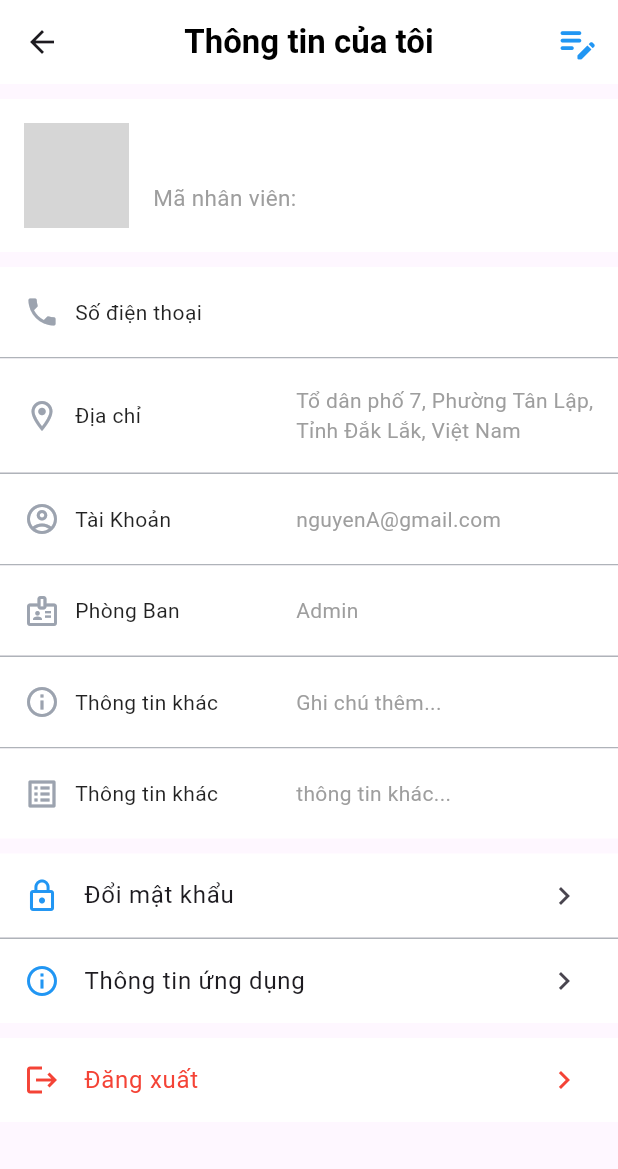
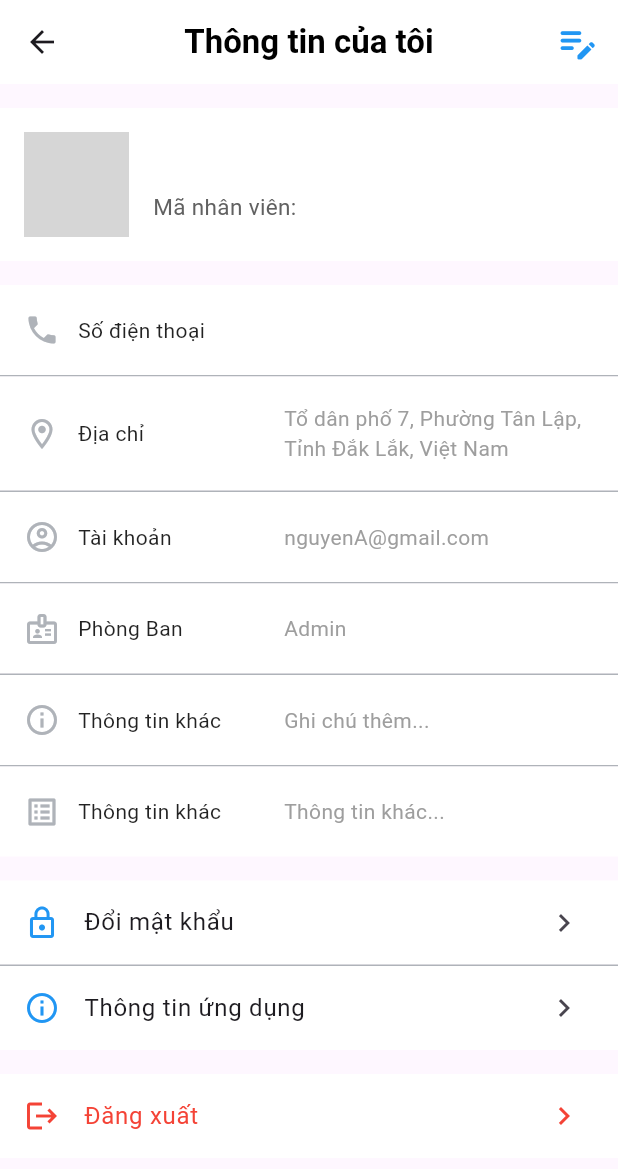
Before and after one commit to Trannie47/thientammedicalapp, a Flutter app: the AboutPage screen opened directly, on a phone screen of 412 x 824 dp. Shown: the top 1169 px of the screen. Run offline on Flutter 3.47's test engine with Material 3 defaults, Android fonts, the phone set to English and light mode, and no system bars; our stand-ins replace dio, shared_preferences; accounts and stored records are empty; network calls fail; grey boxes are pictures that could not be loaded.

Commit message:
confìct

```diff
--- a/lib/Value/app_http.dart
+++ b/lib/Value/app_http.dart
@@ -1,5 +1,5 @@
 class HTTP {
-  static String linkServer= "http://192.168.118.1";
+  static String linkServer= "http://192.168.60.1";
   static String webServer="$linkServer:3000/";
   static String link = "$linkServer:3000/api/";
   static String imageSrc="$webServer";
--- a/lib/models/nhanvien.dart
+++ b/lib/models/nhanvien.dart
@@ -1,12 +1,13 @@
 class NhanVien {
   final String maNV;
   final String tenNhanVien;
-  final String ngaySinh;      // bạn đang lưu String (dd/MM/yyyy hay yyyy-MM-dd)
-  final String ngayVaoLam;    // tương tự
+  final String ngaySinh; // bạn đang lưu String (dd/MM/yyyy hay yyyy-MM-dd)
+  final String ngayVaoLam; // tương tự
   final String matKhau;
   final String sdt;
   final int phongBan;
-  final bool isDelete;        // tinyint(1) → bool trong Dart
+  final bool mustChangePassword;
+  final bool isDelete; // tinyint(1) → bool trong Dart
 
   const NhanVien({
     required this.maNV,
@@ -16,6 +17,7 @@ class NhanVien {
     required this.matKhau,
     required this.sdt,
     required this.phongBan,
+    this.mustChangePassword = false,
     this.isDelete = false, // mặc định chưa xóa
   });
 
@@ -29,6 +31,7 @@ class NhanVien {
       matKhau: json['matKhau'] ?? '',
       sdt: json['SDT'] as String,
       phongBan: json['PhongBan'] as int,
+      mustChangePassword: (json['mustChangePassword'] as int) == 1,
       isDelete: (json['isDelete'] as int) == 1,
     );
   }
@@ -43,6 +46,7 @@ class NhanVien {
       'matKhau': matKhau,
       'SDT': sdt,
       'PhongBan': phongBan,
+      'mustChangePassword': mustChangePassword ? 1 : 0,
       'isDelete': isDelete ? 1 : 0,
     };
   }
@@ -56,6 +60,7 @@ class NhanVien {
     String? matKhau,
     String? sdt,
     int? phongBan,
+    bool? mustChangePassword,
     bool? isDelete,
   }) {
     return NhanVien(
@@ -66,6 +71,7 @@ class NhanVien {
       matKhau: matKhau ?? this.matKhau,
       sdt: sdt ?? this.sdt,
       phongBan: phongBan ?? this.phongBan,
+      mustChangePassword : mustChangePassword ?? this.mustChangePassword,
       isDelete: isDelete ?? this.isDelete,
     );
   }
--- a/lib/pages/main/about/page.dart
+++ b/lib/pages/main/about/page.dart
@@ -4,14 +4,13 @@ import 'package:thientammedicalapp/Value/app_color.dart';
 import 'package:thientammedicalapp/Value/enum.dart';
 import 'package:thientammedicalapp/control/ControlSharePreference.dart';
 import 'package:thientammedicalapp/models/nhanvien.dart';
-
+import 'package:thientammedicalapp/pages/main/about/changepassword/page.dart';
 
 class AboutPage extends StatefulWidget {
   const AboutPage({super.key});
 
   @override
   State<AboutPage> createState() => _AboutPageState();
-
 }
 
 class _AboutPageState extends State<AboutPage> {
@@ -21,25 +20,34 @@ class _AboutPageState extends State<AboutPage> {
 
   @override
   void initState() {
-    // TODO: implement initState
     super.initState();
     _loadProfile();
   }
 
   Future<void> _loadProfile() async {
-    final nhanvien = await getProfileMe(); // hàm async bạn đã sửa đúng rồi
+    final nhanvien = await getProfileMe();
     if (mounted) {
       setState(() {
         _nhanvien = nhanvien;
         _isLoading = false;
-        _phongBan = (nhanvien?.phongBan ?? 1) -1 ;
+        _phongBan = (nhanvien?.phongBan ?? 1) - 1;
       });
     }
+  }
+
+  void _navigateToChangePassword() {
+    Navigator.push(
+      context,
+      MaterialPageRoute(
+        builder: (context) => ChangePasswordScreen(isFirstPass: false),
+      ),
+    );
   }
 
   @override
   Widget build(BuildContext context) {
     final screenSize = MediaQuery.of(context).size;
+
     return Scaffold(
       appBar: AppBar(
         elevation: 0,
@@ -56,15 +64,28 @@ class _AboutPageState extends State<AboutPage> {
           )
         ],
       ),
+      body: _isLoading
+          ? const Center(child: CircularProgressIndicator())
+          : SingleChildScrollView(
+        child: Column(
+          children: [
+            const SizedBox(height: 16),
+            _buildAvatarInfo(),
+            const SizedBox(height: 16),
+            _buildInfoList(screenSize),
+            const SizedBox(height: 16),
+            _buildMenuList(screenSize),
+            const SizedBox(height: 16),
+            _logoutItem(),
+            const SizedBox(height: 16),
+          ],
+        ),
+      ),
+    );
+  }
 
-      body: SingleChildScrollView(
-        child: Column(
-          spacing: 10,
-          children: [
-            const SizedBox(height: 0),
-
-            // 🧑‍🦰 Avatar + Tên + SĐT
-            Container(
+  Widget _buildAvatarInfo() {
+    return Container(
       padding: const EdgeInsets.all(16),
       color: Colors.white,
       child: Row(
@@ -73,12 +94,12 @@ class _AboutPageState extends State<AboutPage> {
             children: [
               CircleAvatar(
                 radius: 35,
-                        backgroundColor: Colors.transparent, // hoặc Colors.white nếu muốn nền
+                backgroundColor: Colors.transparent,
                 child: ClipOval(
                   child: Image.asset(
                     AppAssets.logo,
-                            fit: BoxFit.cover,       // quan trọng: vừa khít, không méo
-                            width: 70,               // = 2 × radius
+                    fit: BoxFit.cover,
+                    width: 70,
                     height: 70,
                   ),
                 ),
@@ -103,135 +124,70 @@ class _AboutPageState extends State<AboutPage> {
             ],
           ),
           const SizedBox(width: 16),
-
           Column(
             crossAxisAlignment: CrossAxisAlignment.start,
             children: [
               Text(
                 "${_nhanvien?.tenNhanVien ?? ""}",
-                        style: const TextStyle(
-                          fontSize: 18,
-                          fontWeight: FontWeight.bold,
-                        ),
+                style: const TextStyle(fontSize: 18, fontWeight: FontWeight.bold),
               ),
               const SizedBox(height: 4),
               Text(
                 "Mã nhân viên: ${_nhanvien?.maNV ?? ""}",
-                        style: TextStyle(fontSize: 15, color: Colors.grey),
+                style: TextStyle(fontSize: 15, color: Colors.grey.shade700),
               ),
             ],
           ),
         ],
       ),
-            ),
-
-            // 🧾 Danh sách thông tin
-            Column(
-              children: [
-                _infoItem(Icons.phone, "Số điện thoại", "${_nhanvien?.sdt ?? ""}"),
-                Center(
-                  child: Container(
-                    height: 1,
-                    width: screenSize.width,
-                    decoration: BoxDecoration(
-                      color: AppColor.textDisabled,
-                    ),
-                  ),
-                ),
-                _infoItem(Icons.location_on_outlined, "Địa chỉ",
-                    "Tổ dân phố 7, Phường Tân Lập, Tỉnh Đắk Lắk, Việt Nam"),
-                Center(
-                  child: Container(
-                    height: 1,
-                    width: screenSize.width,
-                    decoration: BoxDecoration(
-                      color: AppColor.textDisabled,
-                    ),
-                  ),
-                ),
-                _infoItem(Icons.account_circle_outlined, "Tài Khoản", "nguyenA@gmail.com"),
-                Center(
-                  child: Container(
-                    height: 1,
-                    width: screenSize.width,
-                    decoration: BoxDecoration(
-                      color: AppColor.textDisabled,
-                    ),
-                  ),
-                ),
-                _infoItem(Icons.badge_outlined, "Phòng Ban", "${NamePhongBan[0]}"),
-                Center(
-                  child: Container(
-                    height: 1,
-                    width: screenSize.width,
-                    decoration: BoxDecoration(
-                      color: AppColor.textDisabled,
-                    ),
-                  ),
-                ),
-                _infoItem(Icons.info_outline, "Thông tin khác", "Ghi chú thêm..."),
-                Center(
-                  child: Container(
-                    height: 1,
-                    width: screenSize.width,
-                    decoration: BoxDecoration(
-                      color: AppColor.textDisabled,
-                    ),
-                  ),
-                ),
-                _infoItem(Icons.list_alt_outlined, "Thông tin khác", "thông tin khác..."),
-              ],
-            ),
-
-            Column(
-              children: [
-                _menuItem(Icons.lock_outline, "Đổi mật khẩu"),
-                Center(
-                  child: Container(
-                    height: 1,
-                    width: screenSize.width,
-                    decoration: BoxDecoration(
-                      color: AppColor.textDisabled,
-                    ),
-                  ),
-                ),
-                _menuItem(Icons.info_outline, "Thông tin ứng dụng"),
-              ],
-            ),
-
-            _logoutItem(),
-          ],
-        ),
-      ),
     );
   }
 
-  // ======= WIDGET ITEM THÔNG TIN =======
-  Widget _infoItem(IconData icon, String title, String value) {
-    final screenSize = MediaQuery.of(context).size;
+  Widget _buildInfoList(Size screenSize) {
+    return Column(
+      children: [
+        _infoItem(Icons.phone, "Số điện thoại", "${_nhanvien?.sdt ?? ""}", screenSize),
+        _divider(screenSize),
+        _infoItem(Icons.location_on_outlined, "Địa chỉ",
+            "Tổ dân phố 7, Phường Tân Lập, Tỉnh Đắk Lắk, Việt Nam", screenSize),
+        _divider(screenSize),
+        _infoItem(Icons.account_circle_outlined, "Tài khoản", "nguyenA@gmail.com", screenSize),
+        _divider(screenSize),
+        _infoItem(Icons.badge_outlined, "Phòng Ban", "${NamePhongBan[_phongBan]}", screenSize),
+        _divider(screenSize),
+        _infoItem(Icons.info_outline, "Thông tin khác", "Ghi chú thêm...", screenSize),
+        _divider(screenSize),
+        _infoItem(Icons.list_alt_outlined, "Thông tin khác", "Thông tin khác...", screenSize),
+      ],
+    );
+  }
+
+  Widget _buildMenuList(Size screenSize) {
+    return Column(
+      children: [
+        _menuItem(icon: Icons.lock_outline, title: "Đổi mật khẩu", onTap: _navigateToChangePassword),
+        _divider(screenSize),
+        _menuItem(icon: Icons.info_outline, title: "Thông tin ứng dụng", onTap: () {}),
+      ],
+    );
+  }
+
+  Widget _infoItem(IconData icon, String title, String value, Size screenSize) {
     return Container(
       color: Colors.white,
       padding: const EdgeInsets.symmetric(vertical: 18, horizontal: 16),
       child: Row(
-        spacing: 10,
         children: [
-          Icon(icon, color: TColors.gray_400 ),
-
-          Container(
-              width: screenSize.width/3,
-              child: Text(title, style: const TextStyle(fontSize: 14, color: Colors.black87)
-              )
+          Icon(icon, color: AppColor.textDisabled),
+          const SizedBox(width: 12),
+          SizedBox(
+            width: screenSize.width / 3,
+            child: Text(title, style: const TextStyle(fontSize: 14, color: Colors.black87)),
           ),
-
           Expanded(
-            child: Column(
-              crossAxisAlignment: CrossAxisAlignment.start,
-              children: [
-                Text(
+            child: Text(
               value,
               style: const TextStyle(fontSize: 14, color: Colors.grey),
-                ),
-              ],
             ),
           ),
         ],
@@ -239,20 +195,22 @@ class _AboutPageState extends State<AboutPage> {
     );
   }
 
-  // ======= WIDGET MENU =======
-  Widget _menuItem(IconData icon, String title) {
+  Widget _menuItem({
+    IconData? icon,
+    required String title,
+    VoidCallback? onTap,
+  }) {
     return Container(
       color: Colors.white,
       child: ListTile(
         leading: Icon(icon, color: Colors.blue),
         title: Text(title),
         trailing: const Icon(Icons.chevron_right),
-        onTap: () {},
+        onTap: onTap,
       ),
     );
   }
 
-  // ======= WIDGET ĐĂNG XUẤT =======
   Widget _logoutItem() {
     return Container(
       color: Colors.white,
@@ -267,4 +225,12 @@ class _AboutPageState extends State<AboutPage> {
       ),
     );
   }
+
+  Widget _divider(Size screenSize) {
+    return Container(
+      height: 1,
+      width: screenSize.width,
+      color: AppColor.textDisabled,
+    );
   }
+}
--- a/lib/pages/main/order/page.dart
+++ b/lib/pages/main/order/page.dart
@@ -119,7 +119,7 @@ class _OrderPageState extends State<OrderPage> {
           message,
           style: const TextStyle(
             fontSize: 20,
-            color: Colors.black,
+            color: AppColor.textPrimary,
           ),
         ),
       ],
```
Also changed, not shown: lib/Component/Password.dart (+18 -14 lines), lib/Component/TextField.dart (+33 -40 lines), lib/pages/login/page.dart (+17 -11 lines), lib/pages/main/about/changepassword/page.dart (added, +118 -0 lines), lib/responsity/NhanVienReponsity.dart (+31 -0 lines). Lines whose indentation alone changed are shown as unchanged.
